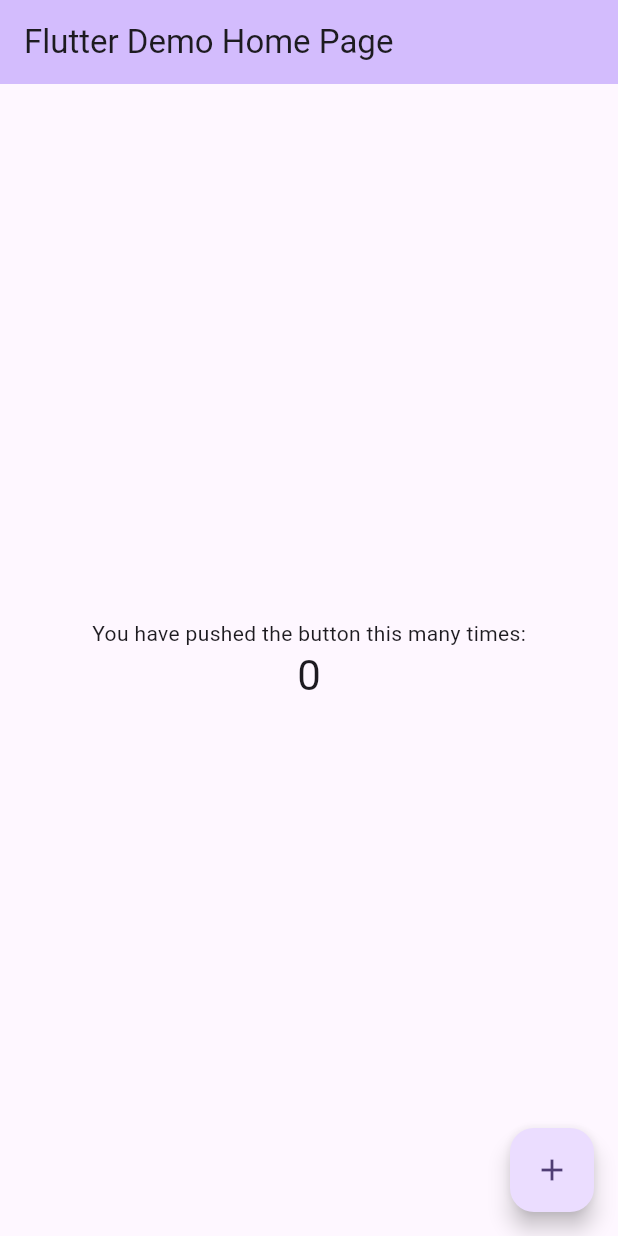
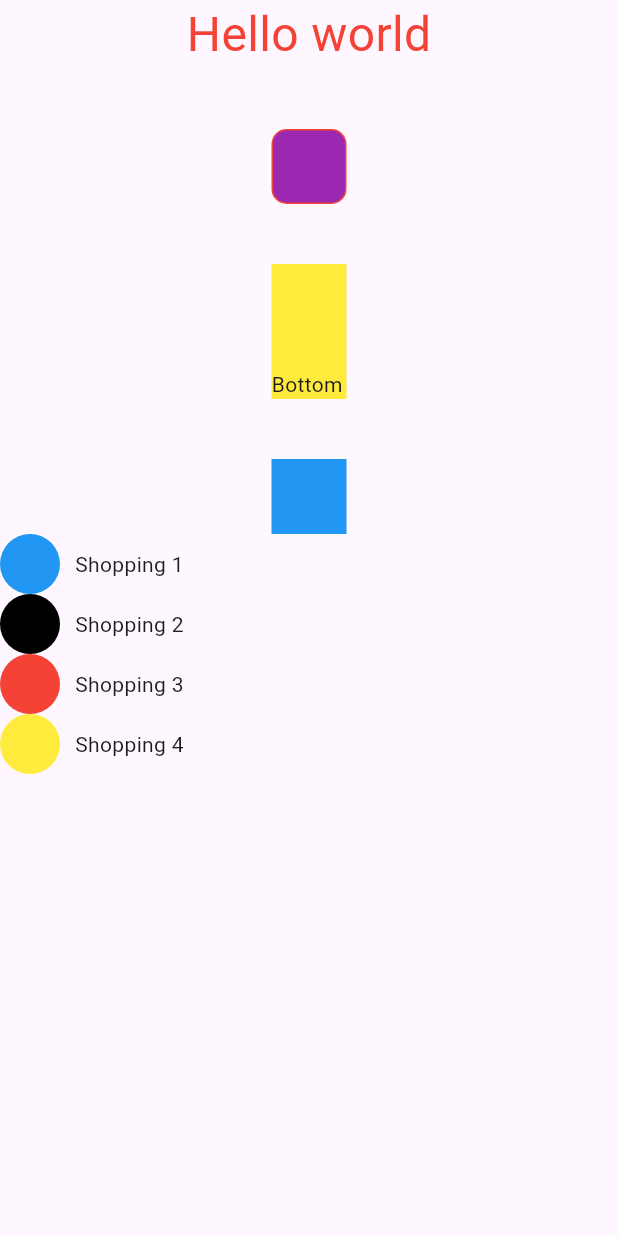
Before and after one commit to huy2992002/flutter_training_huy_nguyen, a Flutter app: the screen it shows after launch, on a phone screen of 412 x 824 dp. Run offline on Flutter 3.47's test engine with Material 3 defaults, Android fonts, the phone set to English and light mode, and no system bars.

Commit message:
add examples basic widget & custom widget

```diff
--- /dev/null
+++ b/flutter_examples/lib/introduction/basic_widgets.dart
@@ -0,0 +1,85 @@
+import 'package:flutter/material.dart';
+import 'package:flutter_examples/introduction/custom_widgets.dart';
+
+class BasicWidgets extends StatefulWidget {
+  const BasicWidgets({super.key});
+
+  @override
+  State<BasicWidgets> createState() => _BasicWidgetsState();
+}
+
+class _BasicWidgetsState extends State<BasicWidgets> {
+  Color color = Colors.blue;
+
+  List<CartShoppingItem> shoppings = [
+    const CartShoppingItem(color: Colors.black, title: 'Shopping 2'),
+    const CartShoppingItem(color: Colors.red, title: 'Shopping 3'),
+    const CartShoppingItem(color: Colors.yellow, title: 'Shopping 4'),
+  ];
+
+  @override
+  Widget build(BuildContext context) {
+    return Scaffold(
+      body: Column(
+        // layout in vertical directions
+        children: [
+          const Row(
+            // layout in horizontal directions
+            mainAxisAlignment: MainAxisAlignment.center,
+            children: [
+              Text(
+                'Hello world',
+                // use TextStyle for style with text
+                style: TextStyle(fontSize: 32, color: Colors.red),
+              ),
+            ],
+          ),
+          const SizedBox(height: 40), // The space has a height of 40
+          Container(
+            //The Container widget lets you create a rectangular visual element.
+            width: 50,
+            height: 50,
+            decoration: BoxDecoration(
+              color: Colors.purple,
+              borderRadius: BorderRadius.circular(10),
+              border: Border.all(color: Colors.red),
+            ),
+          ),
+          const SizedBox(height: 40),
+          Stack(
+            children: [
+              Container(
+                width: 50,
+                height: 90,
+                color: Colors.yellow,
+              ),
+              const Positioned(
+                //a Stack widget lets you place widgets on top of each other in paint order.
+                bottom: 0,
+                child: Text('Bottom'),
+              ),
+            ],
+          ),
+          const SizedBox(height: 40),
+          GestureDetector(
+            //The GestureDetector widget doesn’t have a visual representation but instead detects gestures made by the user.
+            onTap: () {
+              color = Colors.pink;
+              setState(() {}); // change state
+            },
+            child: Container(
+              width: 50,
+              height: 50,
+              color: color,
+            ),
+          ),
+          // Call custom widget CartShoppingItem
+          const CartShoppingItem(color: Colors.blue, title: 'Shopping 1'),
+
+          // use List.generate render List CartShoppingItem
+          ...List.generate(shoppings.length, (index) => shoppings[index]),
+        ],
+      ),
+    );
+  }
+}
--- /dev/null
+++ b/flutter_examples/lib/introduction/custom_widgets.dart
@@ -0,0 +1,23 @@
+import 'package:flutter/material.dart';
+
+class CartShoppingItem extends StatelessWidget {
+  // create a class CartShoppingItem use together many times
+  const CartShoppingItem({
+    required this.color,
+    required this.title,
+    super.key,
+  });
+  final Color color;
+  final String title;
+
+  @override
+  Widget build(BuildContext context) {
+    return Row(
+      children: [
+        CircleAvatar(backgroundColor: color),
+        const SizedBox(width: 10),
+        Text(title),
+      ],
+    );
+  }
+}
--- a/flutter_examples/lib/main.dart
+++ b/flutter_examples/lib/main.dart
@@ -1,4 +1,5 @@
 import 'package:flutter/material.dart';
+import 'package:flutter_examples/introduction/basic_widgets.dart';
 
 void main() {
   runApp(const MyApp());
@@ -7,119 +8,15 @@ void main() {
 class MyApp extends StatelessWidget {
   const MyApp({super.key});
 
-  // This widget is the root of your application.
   @override
   Widget build(BuildContext context) {
     return MaterialApp(
       title: 'Flutter Demo',
       theme: ThemeData(
-        // This is the theme of your application.
-        //
-        // TRY THIS: Try running your application with "flutter run". You'll see
-        // the application has a blue toolbar. Then, without quitting the app,
-        // try changing the seedColor in the colorScheme below to Colors.green
-        // and then invoke "hot reload" (save your changes or press the "hot
-        // reload" button in a Flutter-supported IDE, or press "r" if you used
-        // the command line to start the app).
-        //
-        // Notice that the counter didn't reset back to zero; the application
-        // state is not lost during the reload. To reset the state, use hot
-        // restart instead.
-        //
-        // This works for code too, not just values: Most code changes can be
-        // tested with just a hot reload.
         colorScheme: ColorScheme.fromSeed(seedColor: Colors.deepPurple),
         useMaterial3: true,
       ),
-      home: const MyHomePage(title: 'Flutter Demo Home Page'),
+      home: const BasicWidgets(),
     );
   }
 }
-
-class MyHomePage extends StatefulWidget {
-  const MyHomePage({super.key, required this.title});
-
-  // This widget is the home page of your application. It is stateful, meaning
-  // that it has a State object (defined below) that contains fields that affect
-  // how it looks.
-
-  // This class is the configuration for the state. It holds the values (in this
-  // case the title) provided by the parent (in this case the App widget) and
-  // used by the build method of the State. Fields in a Widget subclass are
-  // always marked "final".
-
-  final String title;
-
-  @override
-  State<MyHomePage> createState() => _MyHomePageState();
-}
-
-class _MyHomePageState extends State<MyHomePage> {
-  int _counter = 0;
-
-  void _incrementCounter() {
-    setState(() {
-      // This call to setState tells the Flutter framework that something has
-      // changed in this State, which causes it to rerun the build method below
-      // so that the display can reflect the updated values. If we changed
-      // _counter without calling setState(), then the build method would not be
-      // called again, and so nothing would appear to happen.
-      _counter++;
-    });
-  }
-
-  @override
-  Widget build(BuildContext context) {
-    // This method is rerun every time setState is called, for instance as done
-    // by the _incrementCounter method above.
-    //
-    // The Flutter framework has been optimized to make rerunning build methods
-    // fast, so that you can just rebuild anything that needs updating rather
-    // than having to individually change instances of widgets.
-    return Scaffold(
-      appBar: AppBar(
-        // TRY THIS: Try changing the color here to a specific color (to
-        // Colors.amber, perhaps?) and trigger a hot reload to see the AppBar
-        // change color while the other colors stay the same.
-        backgroundColor: Theme.of(context).colorScheme.inversePrimary,
-        // Here we take the value from the MyHomePage object that was created by
-        // the App.build method, and use it to set our appbar title.
-        title: Text(widget.title),
-      ),
-      body: Center(
-        // Center is a layout widget. It takes a single child and positions it
-        // in the middle of the parent.
-        child: Column(
-          // Column is also a layout widget. It takes a list of children and
-          // arranges them vertically. By default, it sizes itself to fit its
-          // children horizontally, and tries to be as tall as its parent.
-          //
-          // Column has various properties to control how it sizes itself and
-          // how it positions its children. Here we use mainAxisAlignment to
-          // center the children vertically; the main axis here is the vertical
-          // axis because Columns are vertical (the cross axis would be
-          // horizontal).
-          //
-          // TRY THIS: Invoke "debug painting" (choose the "Toggle Debug Paint"
-          // action in the IDE, or press "p" in the console), to see the
-          // wireframe for each widget.
-          mainAxisAlignment: MainAxisAlignment.center,
-          children: <Widget>[
-            const Text(
-              'You have pushed the button this many times:',
-            ),
-            Text(
-              '$_counter',
-              style: Theme.of(context).textTheme.headlineMedium,
-            ),
-          ],
-        ),
-      ),
-      floatingActionButton: FloatingActionButton(
-        onPressed: _incrementCounter,
-        tooltip: 'Increment',
-        child: const Icon(Icons.add),
-      ), // This trailing comma makes auto-formatting nicer for build methods.
-    );
-  }
-}
```
